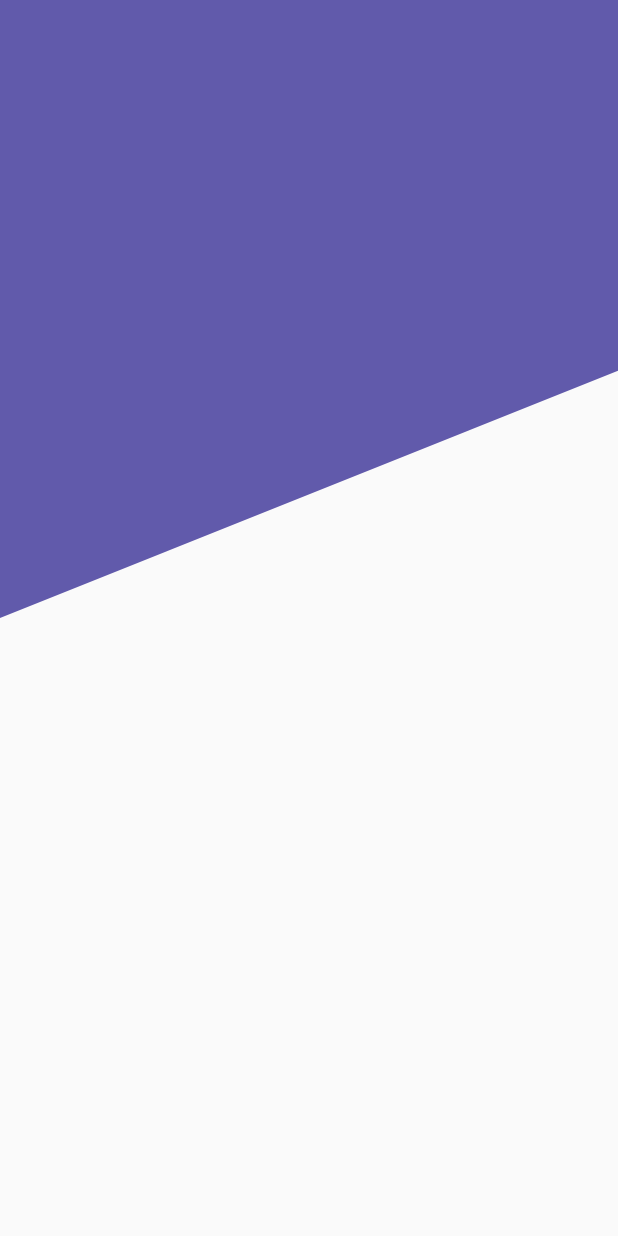
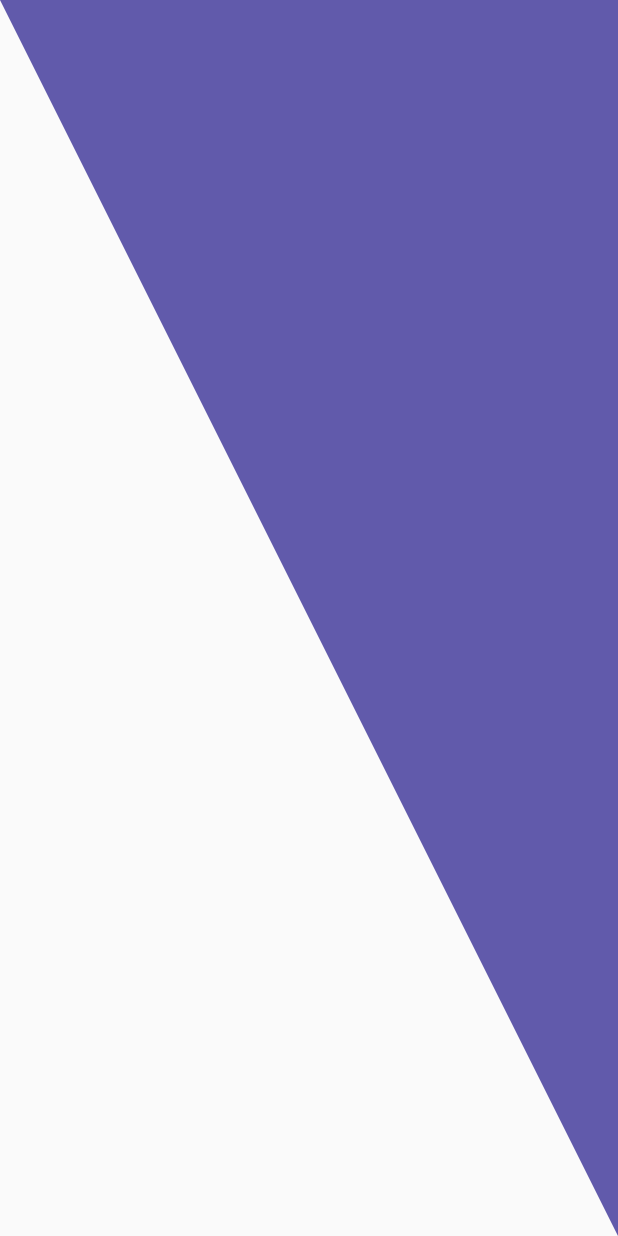
Before and after one commit to ddienu/Designs-, a Flutter app: the screen it shows after launch, on a phone screen of 412 x 824 dp. Run offline on Flutter 3.47's test engine with Material 2 defaults, Android fonts, the phone set to English and light mode, and no system bars.

Commit message:
Update: Headers widget, update: headers page.
Update headers widget with a new method called HeaderTriangular and a new class that extends the custom painter by this way draw a custom design.
Update headers page implementing the new method created into the headers widgets page.

```diff
--- a/lib/src/pages/headers_page.dart
+++ b/lib/src/pages/headers_page.dart
@@ -9,7 +9,7 @@ class HeadersPage extends StatelessWidget {
   @override
   Widget build(BuildContext context) {
     return Scaffold(
-      body: HeaderDiagonal(),
+      body: HeaderTriangular(),
     );
   }
 }
--- a/lib/src/widgets/headers_widget.dart
+++ b/lib/src/widgets/headers_widget.dart
@@ -73,6 +73,46 @@ class _HeaderDiagonalPainter extends CustomPainter {
   bool shouldRepaint(covariant CustomPainter oldDelegate) {
       return true;
   }
+}
+
+class HeaderTriangular extends StatelessWidget {
+  const HeaderTriangular({Key? key}) : super(key: key);
+
+  @override
+  Widget build(BuildContext context) {
+    return Container(
+      height: double.infinity,
+      width: double.infinity,
+      child: CustomPaint(
+        painter: _HeaderTriangularPainter(),
+      ),
+
+    );
+  }
+}
+
+class _HeaderTriangularPainter extends CustomPainter{
+  @override
+  void paint(Canvas canvas, Size size) {
+
+    final paint = Paint();
+
+    paint.color = Color(0xFF615AAB);
+    paint.style = PaintingStyle.fill;
+
+    final path = Path();
+
+    path.lineTo(size.width, 0);
+    path.lineTo(size.width, size.height);
+
+    canvas.drawPath(path, paint);
+
+  }
+
+  @override
+  bool shouldRepaint(covariant CustomPainter oldDelegate) {
+    return true;
+  }
 
 
 }
```
